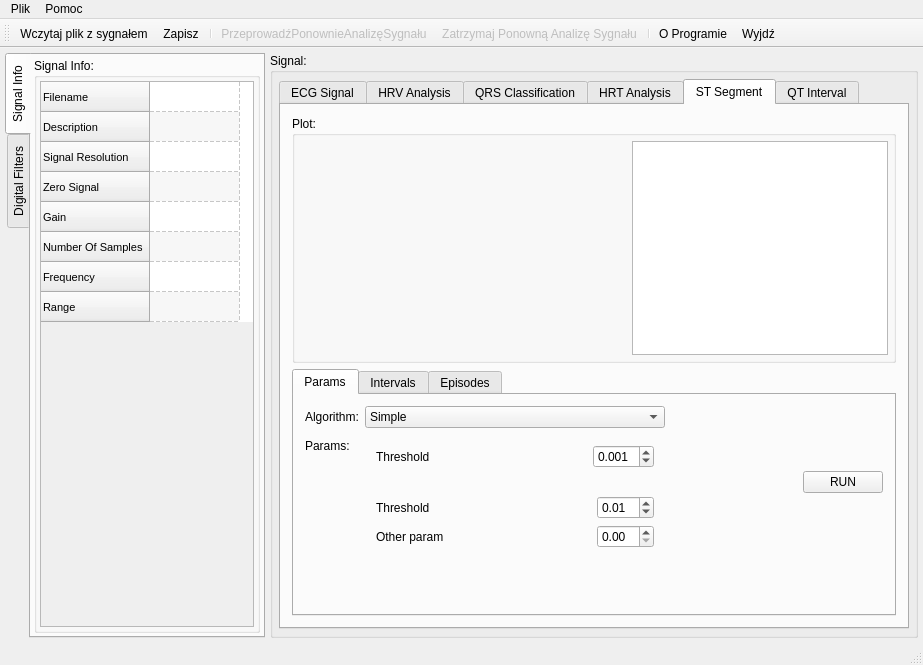
Before: the Qt Designer form ecganalyzer.ui in mateuszbaran/ECG-analyzer, drawn with Qt 5.
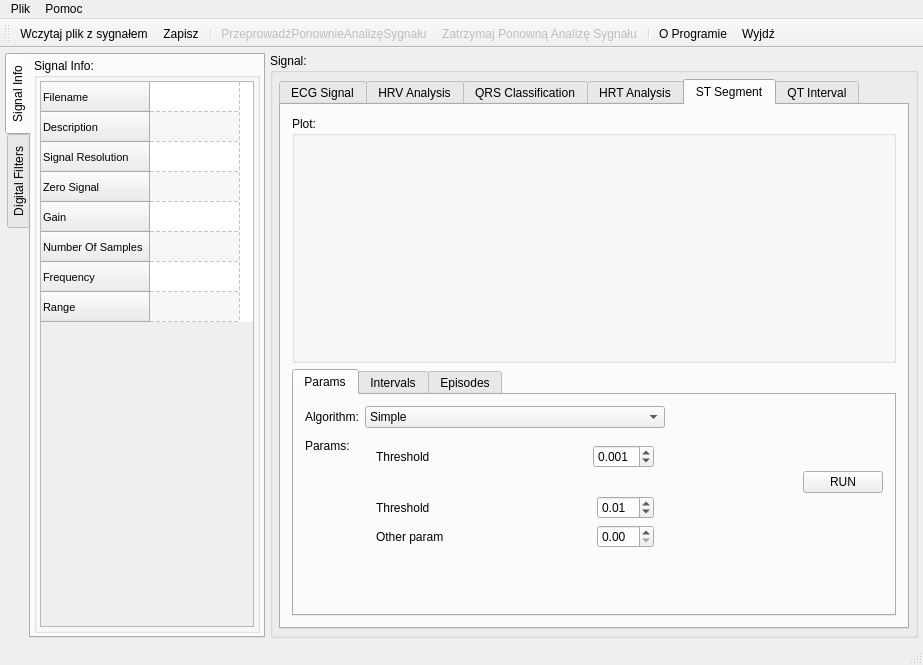
After: the same form once the commit is applied. The open tabs and pages were chosen to show the change. Icons and pictures are not drawn. Custom widgets are drawn as their Qt base class.

Commit message: Remove plot info in ST interval tab

Patch:
```diff
--- a/ecganalyzer.ui
+++ b/ecganalyzer.ui
@@ -1240,35 +1240,6 @@
                   </property>
                  </widget>
                 </item>
-                <item row="0" column="1">
-                 <widget class="QTableWidget" name="st_plot_info">
-                  <property name="sizePolicy">
-                   <sizepolicy hsizetype="Preferred" vsizetype="Expanding">
-                    <horstretch>0</horstretch>
-                    <verstretch>0</verstretch>
-                   </sizepolicy>
-                  </property>
-                  <property name="minimumSize">
-                   <size>
-                    <width>60</width>
-                    <height>0</height>
-                   </size>
-                  </property>
-                  <property name="baseSize">
-                   <size>
-                    <width>60</width>
-                    <height>0</height>
-                   </size>
-                  </property>
-                  <property name="columnCount">
-                   <number>1</number>
-                  </property>
-                  <attribute name="horizontalHeaderVisible">
-                   <bool>false</bool>
-                  </attribute>
-                  <column/>
-                 </widget>
-                </item>
                </layout>
               </widget>
              </item>
```
The commit also changes 1 other file.
